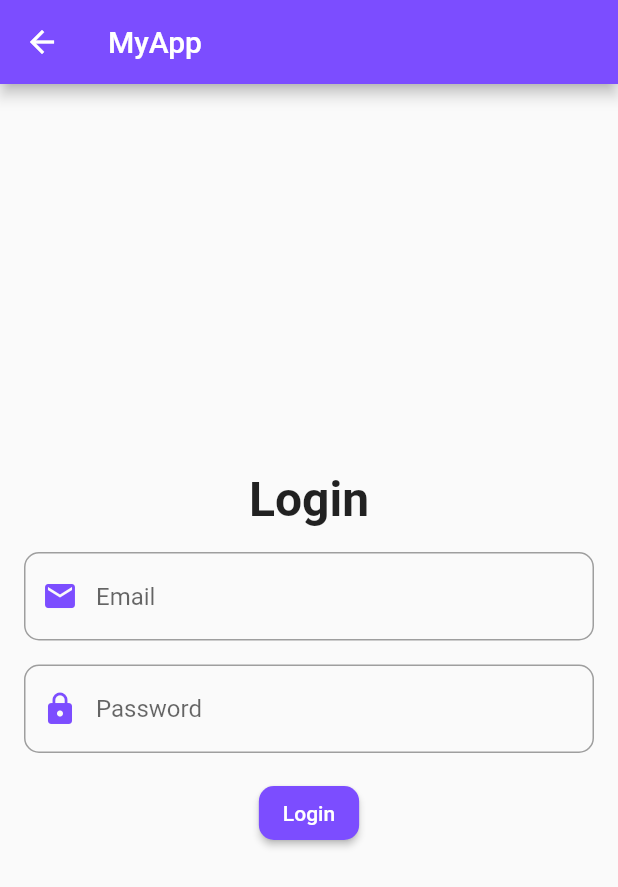
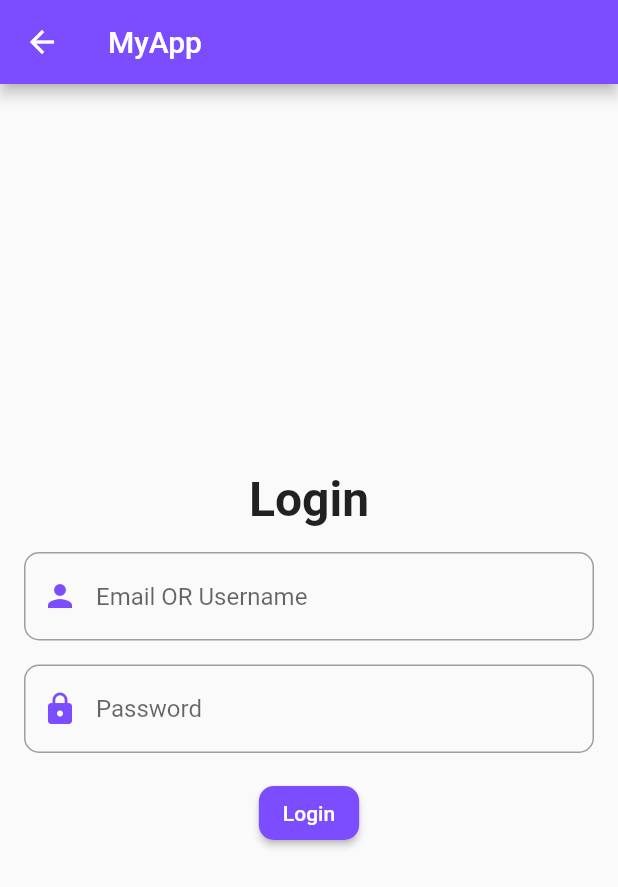
Before and after one commit to HEEPOKE/Flutter, a Flutter app: the screen it shows after launch, after a tap on "Login", on a phone screen of 412 x 824 dp. Shown: the top 887 px of the screen. Run offline on Flutter 3.47's test engine with Material 2 defaults, Android fonts, the phone set to English and light mode, and no system bars; our stand-ins replace flutter_dotenv, shared_preferences; network calls fail.

Commit message:
:money_with_wings: add local cache

```diff
--- a/app/lib/components/auth/form_login.dart
+++ b/app/lib/components/auth/form_login.dart
@@ -1,4 +1,6 @@
+import 'dart:convert';
 import 'package:flutter/material.dart';
+import 'package:shared_preferences/shared_preferences.dart';
 import 'package:app/services/auth/login_services.dart';
 
 class LoginForm extends StatefulWidget {
@@ -31,9 +33,9 @@ class _LoginFormState extends State<LoginForm> {
             TextField(
               controller: _emailController,
               decoration: InputDecoration(
-                hintText: 'Email',
+                hintText: 'Email OR Username',
                 prefixIcon:
-                    const Icon(Icons.email, color: Colors.deepPurpleAccent),
+                    const Icon(Icons.person, color: Colors.deepPurpleAccent),
                 focusedBorder: OutlineInputBorder(
                   borderSide: const BorderSide(
                     color: Colors.deepPurpleAccent,
@@ -101,7 +103,18 @@ class _LoginFormState extends State<LoginForm> {
 
       if (result['success']) {
         final data = result['payload']['payload'];
-        print(data);
+        final userId = data['userId'];
+        final token = data['token'];
+        final exp = data['exp'];
+
+        SharedPreferences prefs = await SharedPreferences.getInstance();
+        prefs.setString('userId', userId);
+        prefs.setString('token', token);
+        prefs.setString('exp', exp);
+        String? storedToken = prefs.getString('token');
+        String? storedUserId = prefs.getString('userId');
+        String? storedExp = prefs.getString('exp');
+        print(storedExp);
       } else {
         throw Exception(result['error']);
       }
--- a/app/pubspec.yaml
+++ b/app/pubspec.yaml
@@ -38,6 +38,7 @@ dependencies:
   flutter_form_builder: ^7.7.0
   http: ^0.13.5
   flutter_dotenv: ^5.0.0
+  shared_preferences: ^2.0.18
 
 dev_dependencies:
   flutter_test:
```
Also changed, not shown: app/pubspec.lock, 4 other files.
